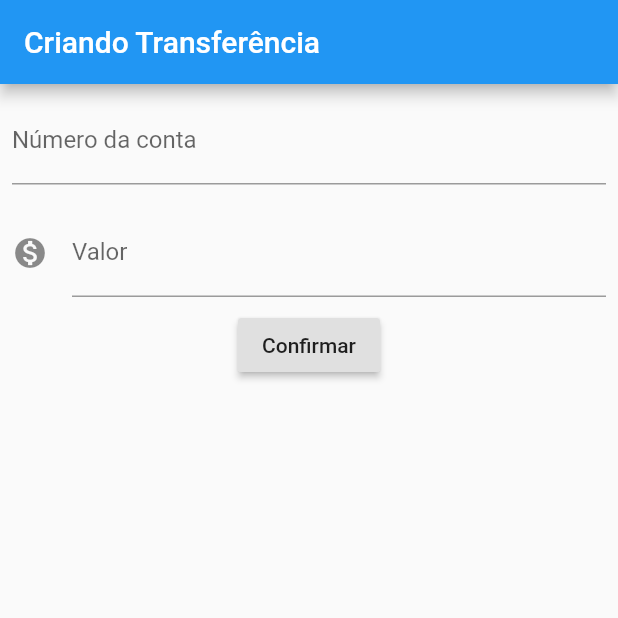
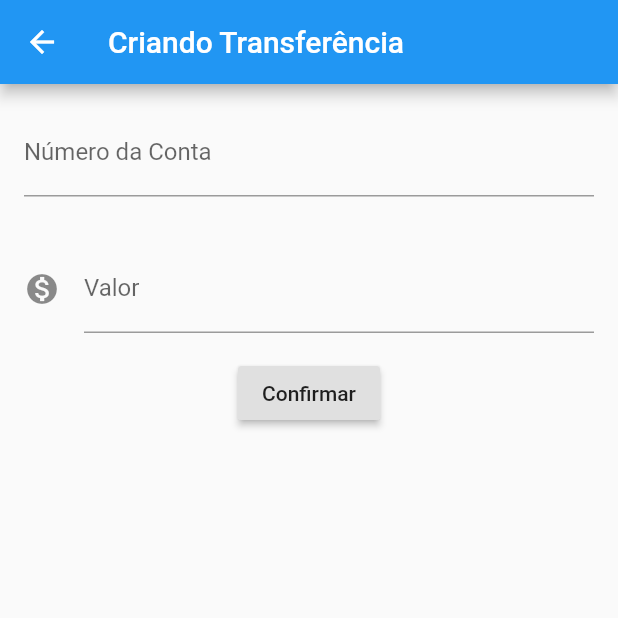
Before and after one commit to JTegner/Alura-Flutter, a Flutter app: the FormularioTransferencia screen opened directly, after a tap on "Confirmar", on a phone screen of 412 x 824 dp, the top half of it. Run offline on Flutter 3.47's test engine with Material 2 defaults, Android fonts, the phone set to English and light mode, and no system bars.

```diff
--- a/bytebank/lib/main.dart
+++ b/bytebank/lib/main.dart
@@ -7,7 +7,7 @@ class BytebankApp extends StatelessWidget {
   Widget build(BuildContext context) {
     return MaterialApp(
       home: Scaffold(
-        body: FormularioTransferencia(),
+        body: ListaTransferencias(),
       ),
     );
   }
@@ -26,33 +26,25 @@ class FormularioTransferencia extends StatelessWidget {
       ),
       body: Column(
         children: <Widget>[
-          Padding(
-            padding: const EdgeInsets.all(8.0),
-            child: TextField(
-              controller: _controladorCampoNumeroConta,
-              style: TextStyle(fontSize: 16.0),
-              decoration: InputDecoration(
-                labelText: 'Número da conta',
-                hintText: '0000',
+          Editor(
+            controlador: _controladorCampoNumeroConta,
+            dica: '0000',
+            rotulo: 'Número da Conta',),
+          Editor(
+              dica: '0.00',
+              controlador: _controladorCampoValor,
+              rotulo: 'Valor',
+              icone: Icons.monetization_on),
+          RaisedButton(
+            onPressed: () => _criaTransferencia(context),
+            child: Text('Confirmar'),
+          )
+        ],
       ),
-              keyboardType: TextInputType.number,
-            ),
-          ),
-          Padding(
-            padding: const EdgeInsets.all(8.0),
-            child: TextField(
-              controller: _controladorCampoValor,
-              style: TextStyle(fontSize: 16.0),
-              decoration: InputDecoration(
-                icon: Icon(Icons.monetization_on),
-                labelText: 'Valor',
-                hintText: '0.00',
-              ),
-              keyboardType: TextInputType.number,
-            ),
-          ),
-          RaisedButton(
-            onPressed: () {
+    );
+  }
+
+  void _criaTransferencia(BuildContext context) {
     debugPrint('clicou no confirmar');
     //debugPrint(_controladorCampoNumeroConta.text);
     //debugPrint(_controladorCampoValor.text);
@@ -60,32 +52,68 @@ class FormularioTransferencia extends StatelessWidget {
     final double valor = double.tryParse(_controladorCampoValor.text);
     if(numeroConta != null && valor != null){
       final transferenciaCriada = Transferencia(valor, numeroConta);
+      debugPrint('Criando transferência');
       debugPrint('$transferenciaCriada');
+      Navigator.pop(context, transferenciaCriada);
     }
-            },
-            child: Text('Confirmar'),
-          )
-        ],
+  }
+}
+
+class Editor extends StatelessWidget {
+
+  final TextEditingController controlador;
+  final String rotulo;
+  final String dica;
+  final IconData icone;
+
+  Editor({this.controlador, this.rotulo, this.dica, this.icone});
+
+  @override
+  Widget build(BuildContext context) {
+    return Padding(
+      padding: const EdgeInsets.all(16.0),
+      child: TextField(
+        controller: controlador,
+        style: TextStyle(fontSize: 16.0),
+        decoration: InputDecoration(
+          icon: icone != null ? Icon(icone) : null,
+          labelText: rotulo,
+          hintText: dica,
+        ),
+        keyboardType: TextInputType.number,
       ),
     );
   }
 }
 
 class ListaTransferencias extends StatelessWidget {
+  final List<Transferencia> _transferencias = List();
+
   @override
   Widget build(BuildContext context) {
+    _transferencias.add(Transferencia(100.0, 1000));
     return Scaffold(
       appBar: AppBar(
         title: Text('Transferências'),
       ),
-      body: Column(
-        children: <Widget>[
-          ItemTransferencia(Transferencia(100.0, 1000)),
-          ItemTransferencia(Transferencia(200.0, 2000)),
-          ItemTransferencia(Transferencia(300.0, 3000)),
-        ],
+      body: ListView.builder(
+        itemCount: _transferencias.length,
+        itemBuilder: (context, indice) {
+          final transferencia = _transferencias[indice];
+          return ItemTransferencia(transferencia);
+        },
       ),
       floatingActionButton: FloatingActionButton(
+        onPressed: () {
+          final Future<Transferencia> future = Navigator.push(context, MaterialPageRoute(builder: (context) {
+            return FormularioTransferencia();
+          }));
+          future.then((transferenciaRecebida) {
+            debugPrint('chegou no then do future');
+            debugPrint('$transferenciaRecebida');
+            _transferencias.add(transferenciaRecebida);
+          });
+        },
         child: Icon(Icons.add),
       ),
     );
```
Lines whose indentation alone changed are shown as unchanged.
